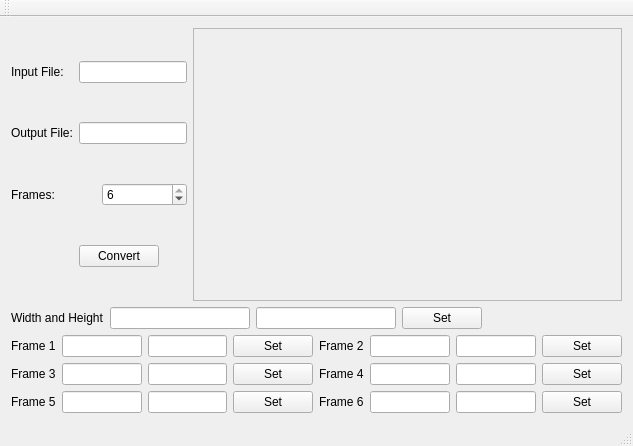
cges30901/pdfhandoutcrop, file mainwindow.ui: the form before one commit.
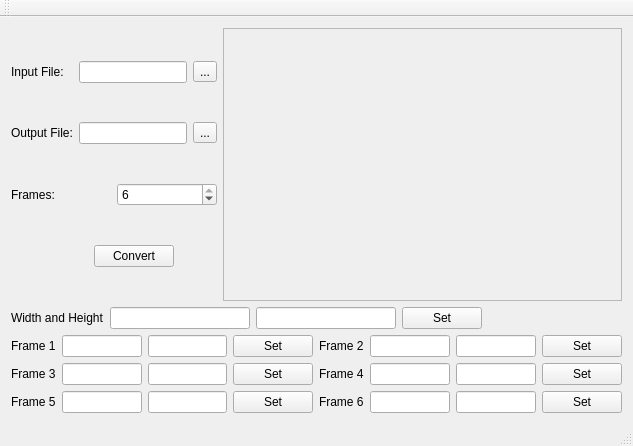
The form after the commit. Custom widgets are drawn as their Qt base class.

Commit message: use QFileDialog to select input and output file

```diff
--- a/mainwindow.ui
+++ b/mainwindow.ui
@@ -38,6 +38,13 @@
             </property>
            </widget>
           </item>
+          <item>
+           <widget class="QToolButton" name="btnInput">
+            <property name="text">
+             <string>...</string>
+            </property>
+           </widget>
+          </item>
          </layout>
         </item>
         <item>
@@ -59,6 +66,13 @@
             </property>
            </widget>
           </item>
+          <item>
+           <widget class="QToolButton" name="btnOutput">
+            <property name="text">
+             <string>...</string>
+            </property>
+           </widget>
+          </item>
          </layout>
         </item>
         <item>
@@ -142,7 +156,7 @@
           <rect>
            <x>0</x>
            <y>0</y>
-           <width>355</width>
+           <width>320</width>
            <height>216</height>
           </rect>
          </property>
```
The commit also changes 2 other files.
